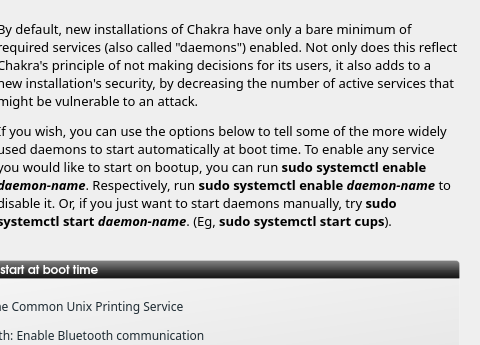
Above: ui/ui_scrServices.ui from rshipp/kapudan before the change; both pictures show x 97 to 577 and y 0 to 345 of the 577 by 505 pixel window. Below: the same form after it.
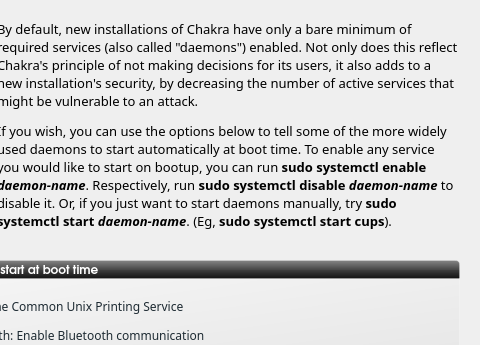
That is the form after the change. Icons and pictures are not drawn.

Commit message: fixed services ui typo

```diff
--- a/ui/ui_scrServices.ui
+++ b/ui/ui_scrServices.ui
@@ -150,7 +150,7 @@
         <enum>QFrame::Raised</enum>
        </property>
        <property name="text">
-        <string>&lt;html&gt;&lt;head/&gt;&lt;body&gt;&lt;p&gt;By default, new installations of Chakra have only a bare minimum of required services (also called &amp;quot;daemons&amp;quot;) enabled. Not only does this reflect Chakra's principle of not making decisions for its users, it also adds to a new installation's security, by decreasing the number of active services that might be vulnerable to an attack.&lt;/p&gt;&lt;p&gt;If you wish, you can use the options below to tell some of the more widely used daemons to start automatically at boot time. To enable any service you would like to start on bootup, you can run &lt;span style=&quot; font-weight:600;&quot;&gt;sudo systemctl enable &lt;/span&gt;&lt;span style=&quot; font-weight:600; font-style:italic;&quot;&gt;daemon-name&lt;/span&gt;. Respectively, run &lt;span style=&quot; font-weight:600;&quot;&gt;sudo systemctl enable &lt;/span&gt;&lt;span style=&quot; font-weight:600; font-style:italic;&quot;&gt;daemon-name&lt;/span&gt; to disable it. Or, if you just want to start daemons manually, try &lt;span style=&quot; font-weight:600;&quot;&gt;sudo systemctl start &lt;/span&gt;&lt;span style=&quot; font-weight:600; font-style:italic;&quot;&gt;daemon-name&lt;/span&gt;. (Eg, &lt;span style=&quot; font-weight:600;&quot;&gt;sudo systemctl start cups&lt;/span&gt;).&lt;/p&gt;&lt;/body&gt;&lt;/html&gt;</string>
+        <string>&lt;html&gt;&lt;head/&gt;&lt;body&gt;&lt;p&gt;By default, new installations of Chakra have only a bare minimum of required services (also called &amp;quot;daemons&amp;quot;) enabled. Not only does this reflect Chakra's principle of not making decisions for its users, it also adds to a new installation's security, by decreasing the number of active services that might be vulnerable to an attack.&lt;/p&gt;&lt;p&gt;If you wish, you can use the options below to tell some of the more widely used daemons to start automatically at boot time. To enable any service you would like to start on bootup, you can run &lt;span style=&quot; font-weight:600;&quot;&gt;sudo systemctl enable &lt;/span&gt;&lt;span style=&quot; font-weight:600; font-style:italic;&quot;&gt;daemon-name&lt;/span&gt;. Respectively, run &lt;span style=&quot; font-weight:600;&quot;&gt;sudo systemctl disable &lt;/span&gt;&lt;span style=&quot; font-weight:600; font-style:italic;&quot;&gt;daemon-name&lt;/span&gt; to disable it. Or, if you just want to start daemons manually, try &lt;span style=&quot; font-weight:600;&quot;&gt;sudo systemctl start &lt;/span&gt;&lt;span style=&quot; font-weight:600; font-style:italic;&quot;&gt;daemon-name&lt;/span&gt;. (Eg, &lt;span style=&quot; font-weight:600;&quot;&gt;sudo systemctl start cups&lt;/span&gt;).&lt;/p&gt;&lt;/body&gt;&lt;/html&gt;</string>
        </property>
        <property name="wordWrap">
         <bool>true</bool>
```
The commit also changes 13 other files.
